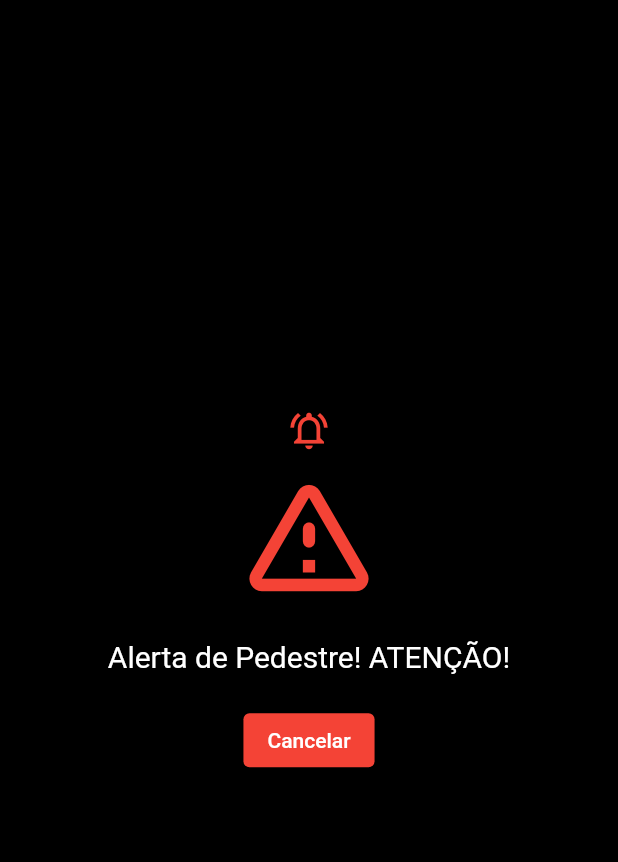
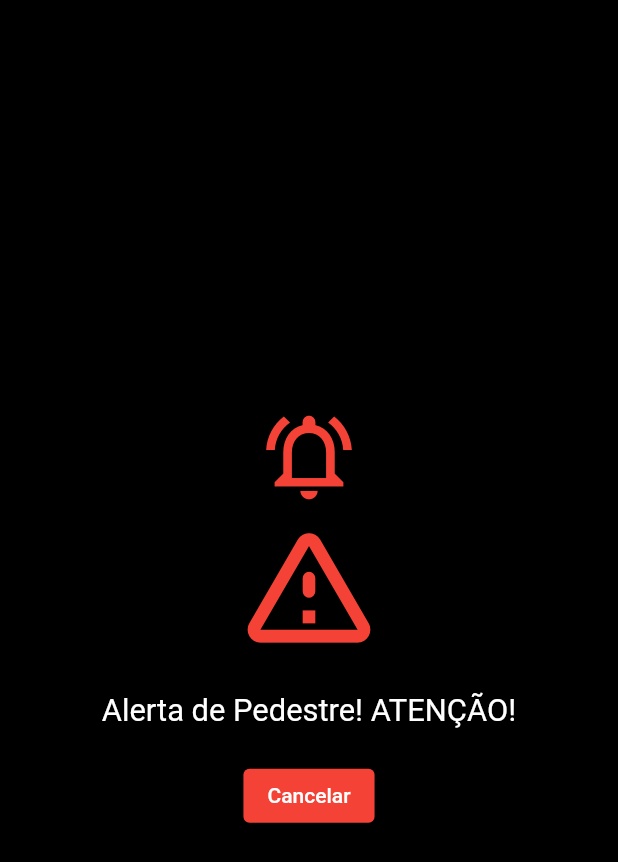
Before and after one commit to TalesAugusto1/Smart-Watch-2030, a Flutter app: the screen it shows after launch, on a phone screen of 412 x 824 dp. Shown: the top 862 px of the screen. Run offline on Flutter 3.47's test engine with Material 2 defaults, Android fonts, the phone set to English and light mode, and no system bars; missing offline and left inert: wear.

Commit message:
now everything is organized by column

```diff
--- a/lib/main.dart
+++ b/lib/main.dart
@@ -13,43 +13,40 @@ class MyApp extends StatelessWidget {
     return MaterialApp(
       home: Scaffold(
         backgroundColor: Colors.black,
-        body: Center(
-          child: Container(
-            width: 300.0,
-            height: 300.0,
-            decoration: BoxDecoration(
-              color: Colors.black,
-              shape: BoxShape.circle,
-            ),
-            child: Stack(
-              alignment: Alignment.center,
-              children: <Widget>[
-                Positioned(
-                  top: 10.0,
-                  child: Icon(
-                    Icons.notifications_active_outlined,
-                    color: Colors.red,
-                    size: 30.0,
-                  ),
+        body: LayoutBuilder(
+          builder: (context, constraints) {
+            final radius = constraints.maxWidth / 2;
+            return Center(
+              child: Container(
+                width: constraints.maxWidth,
+                height: constraints.maxHeight,
+                decoration: BoxDecoration(
+                  color: Colors.black,
+                  shape: BoxShape.circle,
                 ),
-                Column(
+                child: Column(
                   mainAxisAlignment: MainAxisAlignment.center,
                   children: <Widget>[
                     Icon(
+                      Icons.notifications_active_outlined,
+                      color: Colors.red,
+                      size: radius / 3,
+                    ),
+                    Icon(
                       Icons.warning_amber_rounded,
                       color: Colors.red,
-                      size: 100.0,
+                      size: radius / 2,
                     ),
-                    SizedBox(height: 20.0),
+                    SizedBox(height: radius / 10),
                     Text(
                       'Alerta de Pedestre! ATENÇÃO!',
                       style: TextStyle(
-                        fontSize: 20.0,
+                        fontSize: radius / 10,
                         color: Colors.white,
                       ),
                       textAlign: TextAlign.center,
                     ),
-                    SizedBox(height: 20.0),
+                    SizedBox(height: radius / 10),
                     ElevatedButton(
                       onPressed: () {},
                       child: Text('Cancelar'),
@@ -60,9 +57,9 @@ class MyApp extends StatelessWidget {
                     ),
                   ],
                 ),
-              ],
-            ),
-          ),
+              ),
+            );
+          },
         ),
       ),
     );
```
